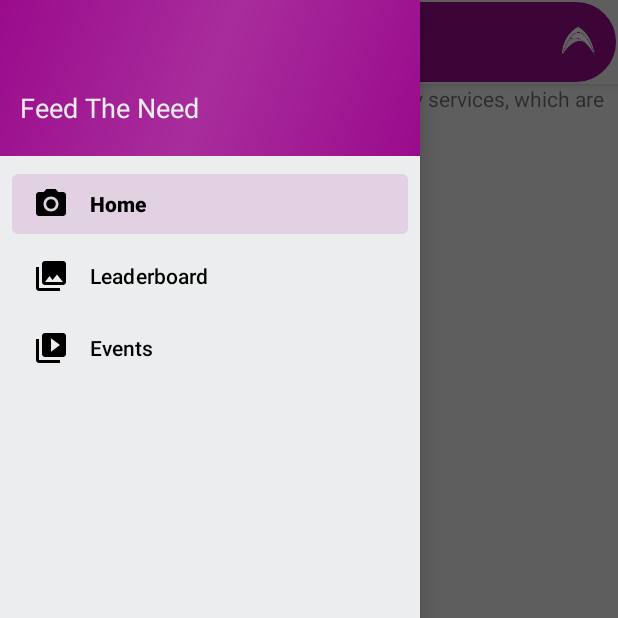
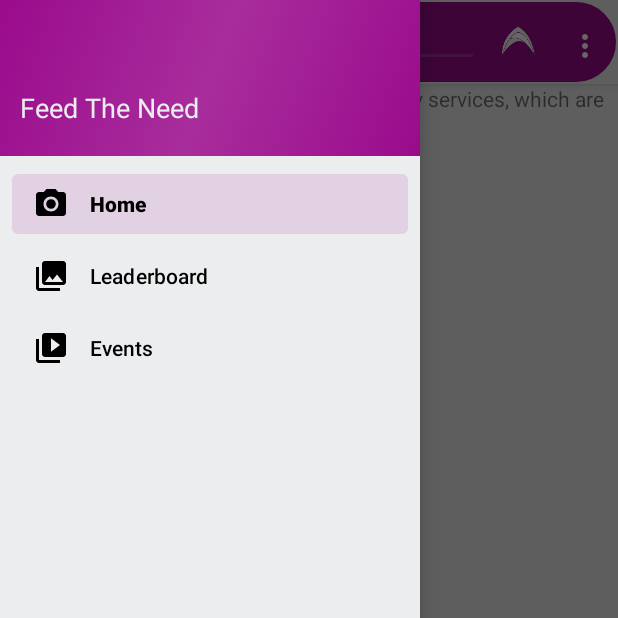
Before and after one commit to wheregmis/FeedTheNeed, an Android app: the screen it shows after launch once a user with an empty profile is signed in (HomeActivity), with the side drawer open, on a phone screen of 412 x 824 dp, the top half of it. Run offline under Robolectric (Android 15) with nearby library versions, the phone set to English and light mode, and no system bars; our stand-ins replace Firebase (no records; nobody signed in at launch, a user with empty details on screens opened directly), navigation-ui, sdp/ssp sizes; libraries missing offline, so code that uses them is left out: com.mikhaellopez.circularimageview; plain views replace CircularImageView; pictures from the network do not load; 4 statements that could not run were skipped.

Commit message:
displayed events'

```diff
--- a/app/src/main/java/com/example/feedtheneed/HomeActivity.java
+++ b/app/src/main/java/com/example/feedtheneed/HomeActivity.java
@@ -3,20 +3,37 @@ package com.example.feedtheneed;
 import android.app.SearchManager;
 import android.content.Context;
 import android.content.Intent;
+import android.graphics.Color;
+import android.location.Location;
+import android.os.Build;
 import android.os.Bundle;
+import android.util.Log;
+import android.view.MenuInflater;
+import android.view.MenuItem;
 import android.view.View;
 import android.view.Menu;
+import android.widget.AdapterView;
+import android.widget.ArrayAdapter;
+import android.widget.AutoCompleteTextView;
 import android.widget.Button;
+import android.widget.MultiAutoCompleteTextView;
 import android.widget.Toast;
 
 import com.bumptech.glide.Glide;
+import com.example.feedtheneed.domain.model.Event;
 import com.example.feedtheneed.presentation.event.AddEventActivity;
 import com.example.feedtheneed.presentation.user.ProfileActivity;
+import com.google.android.gms.maps.model.LatLng;
+import com.google.android.gms.tasks.Task;
 import com.google.android.material.snackbar.Snackbar;
 import com.google.android.material.navigation.NavigationView;
 
+import androidx.annotation.Nullable;
+import androidx.appcompat.app.AlertDialog;
 import androidx.appcompat.widget.SearchView;
+import androidx.appcompat.widget.ShareActionProvider;
 import androidx.appcompat.widget.Toolbar;
+import androidx.core.view.MenuItemCompat;
 import androidx.navigation.NavController;
 import androidx.navigation.Navigation;
 import androidx.navigation.ui.AppBarConfiguration;
@@ -27,7 +44,17 @@ import androidx.appcompat.app.AppCompatActivity;
 import com.example.feedtheneed.databinding.ActivityHomeBinding;
 import com.google.firebase.auth.FirebaseAuth;
 import com.google.firebase.auth.FirebaseUser;
+import com.google.firebase.firestore.DocumentSnapshot;
+import com.google.firebase.firestore.EventListener;
+import com.google.firebase.firestore.FirebaseFirestore;
+import com.google.firebase.firestore.FirebaseFirestoreException;
+import com.google.firebase.firestore.QuerySnapshot;
 import com.mikhaellopez.circularimageview.CircularImageView;
+
+import java.util.ArrayList;
+import java.util.HashMap;
+import java.util.List;
+import java.util.Map;
 
 public class HomeActivity extends AppCompatActivity {
 
@@ -38,6 +65,11 @@ public class HomeActivity extends AppCompatActivity {
     CircularImageView imageView;
     Toolbar toolbar;
     SearchView mSearchView;
+    AutoCompleteTextView autoCompleteTextView;
+    MultiAutoCompleteTextView multiAutoCompleteTextView;
+    ArrayList<Event> eventList = new ArrayList<>();
+
+    private static final ArrayList<String> EVENTS = new ArrayList<>();
 
     @Override
     protected void onCreate(Bundle savedInstanceState) {
@@ -51,24 +83,7 @@ public class HomeActivity extends AppCompatActivity {
         toolbar = findViewById(R.id.toolbar);
         //toolbar.setTitle("Add Activity");
         setSupportActionBar(toolbar);
-        mSearchView = toolbar.findViewById(R.id.search);
-        mSearchView.setQueryHint("Search here");
-        SearchManager searchManager = (SearchManager) getSystemService(Context.SEARCH_SERVICE);
-        mSearchView.setSearchableInfo(searchManager
-                .getSearchableInfo(this.getComponentName()));
-        mSearchView.setMaxWidth(Integer.MAX_VALUE);
-        mSearchView.setOnQueryTextListener(new SearchView.OnQueryTextListener() {
-            @Override
-            public boolean onQueryTextSubmit(String query) {
-                Toast.makeText(HomeActivity.this, query, Toast.LENGTH_SHORT).show();
-                return false;
-            }
 
-            @Override
-            public boolean onQueryTextChange(String newText) {
-                return false;
-            }
-        });
 //        imageView.findViewById(R.id.imageView);
         firebaseAuth= FirebaseAuth.getInstance();
 
@@ -112,14 +127,41 @@ public class HomeActivity extends AppCompatActivity {
             }
         });
 
+        ArrayAdapter<String> adapter = new ArrayAdapter<String>(this,
+                android.R.layout.simple_dropdown_item_1line, EVENTS);
+        AutoCompleteTextView textView = (AutoCompleteTextView)
+                findViewById(R.id.search);
+        textView.setAdapter(adapter);
+        updateEventList();
     }
 
-   /* @Override
+    private void updateEventList() {
+        FirebaseFirestore db = FirebaseFirestore.getInstance();
+        db.collection("event").addSnapshotListener(new EventListener<QuerySnapshot>() {
+            @Override
+            public void onEvent(@Nullable QuerySnapshot value, @Nullable FirebaseFirestoreException error) {
+                List<DocumentSnapshot> listEvents = value.getDocuments();
+
+//                // iterating through the array
+                for (DocumentSnapshot documentSnapshot: listEvents) {
+                    LatLng eventLocation = new LatLng(Double.valueOf(documentSnapshot.get("eventLat").toString()), Double.valueOf(documentSnapshot.get("eventLong").toString()));
+
+                    eventList.add(documentSnapshot.toObject(Event.class));
+                }
+
+                for (Event event: eventList) {
+                    EVENTS.add(event.getEventName());
+                }
+            }
+        });
+    }
+
+    @Override
     public boolean onCreateOptionsMenu(Menu menu) {
         // Inflate the menu; this adds items to the action bar if it is present.
         getMenuInflater().inflate(R.menu.home, menu);
         return true;
-    }*/
+    }
 
     @Override
     public boolean onSupportNavigateUp() {
--- a/app/src/main/res/layout/app_bar_home.xml
+++ b/app/src/main/res/layout/app_bar_home.xml
@@ -27,7 +27,7 @@
                 android:layout_width="match_parent"
                 android:layout_height="match_parent">
 
-                <androidx.appcompat.widget.SearchView
+                <androidx.appcompat.widget.AppCompatAutoCompleteTextView
                     android:id="@+id/search"
                     android:layout_width="0dp"
                     android:layout_height="wrap_content"
--- a/app/src/main/res/menu/event_search.xml
+++ b/app/src/main/res/menu/event_search.xml
@@ -9,4 +9,10 @@
         app:showAsAction="ifRoom|withText"
         app:actionViewClass="android.widget.SearchView"
         />
+
+    <item
+        android:id="@+id/app_bar_menu_share"
+        android:title="Share"
+        app:showAsAction="never"
+        app:actionProviderClass="androidx.appcompat.widget.ShareActionProvider"/>
 </menu>
```
Also changed, not shown: 2 other files.
